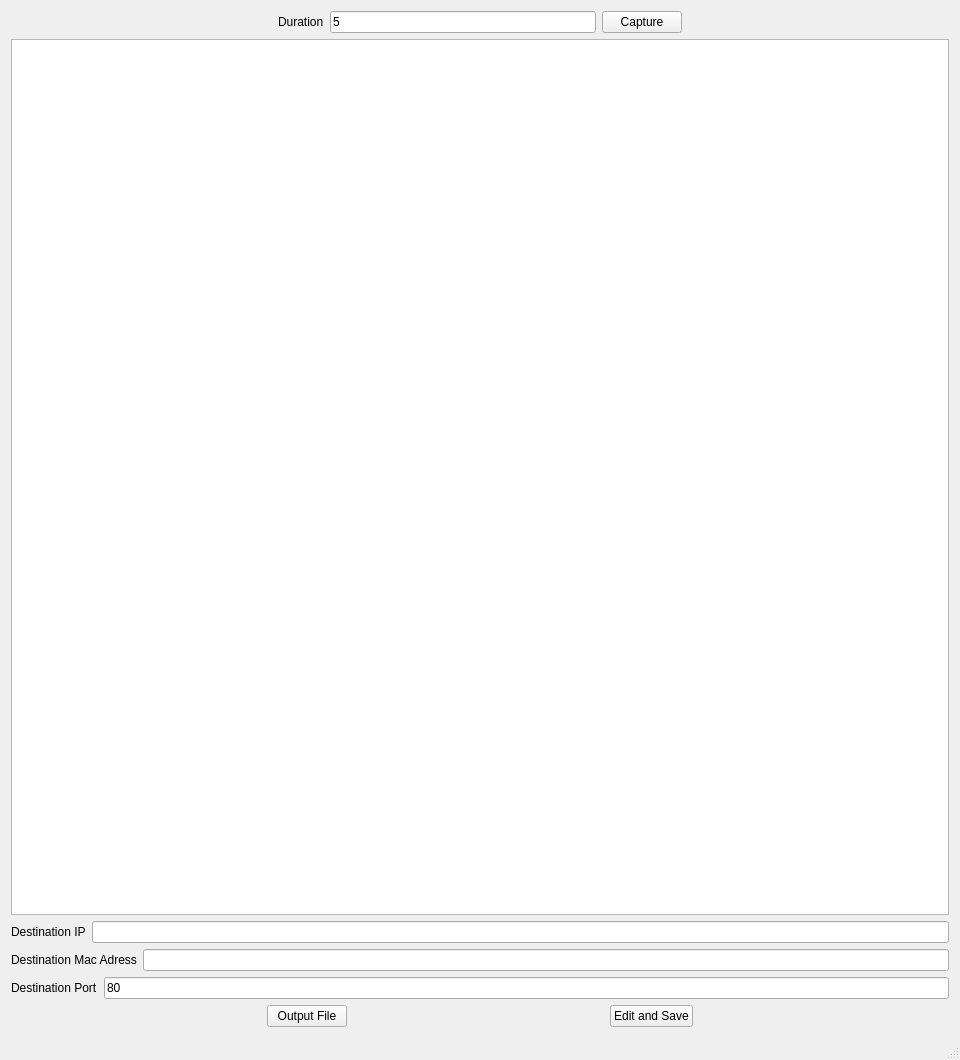
xQsme/SRC_Packets, file mainwindow.ui: the form before one commit.
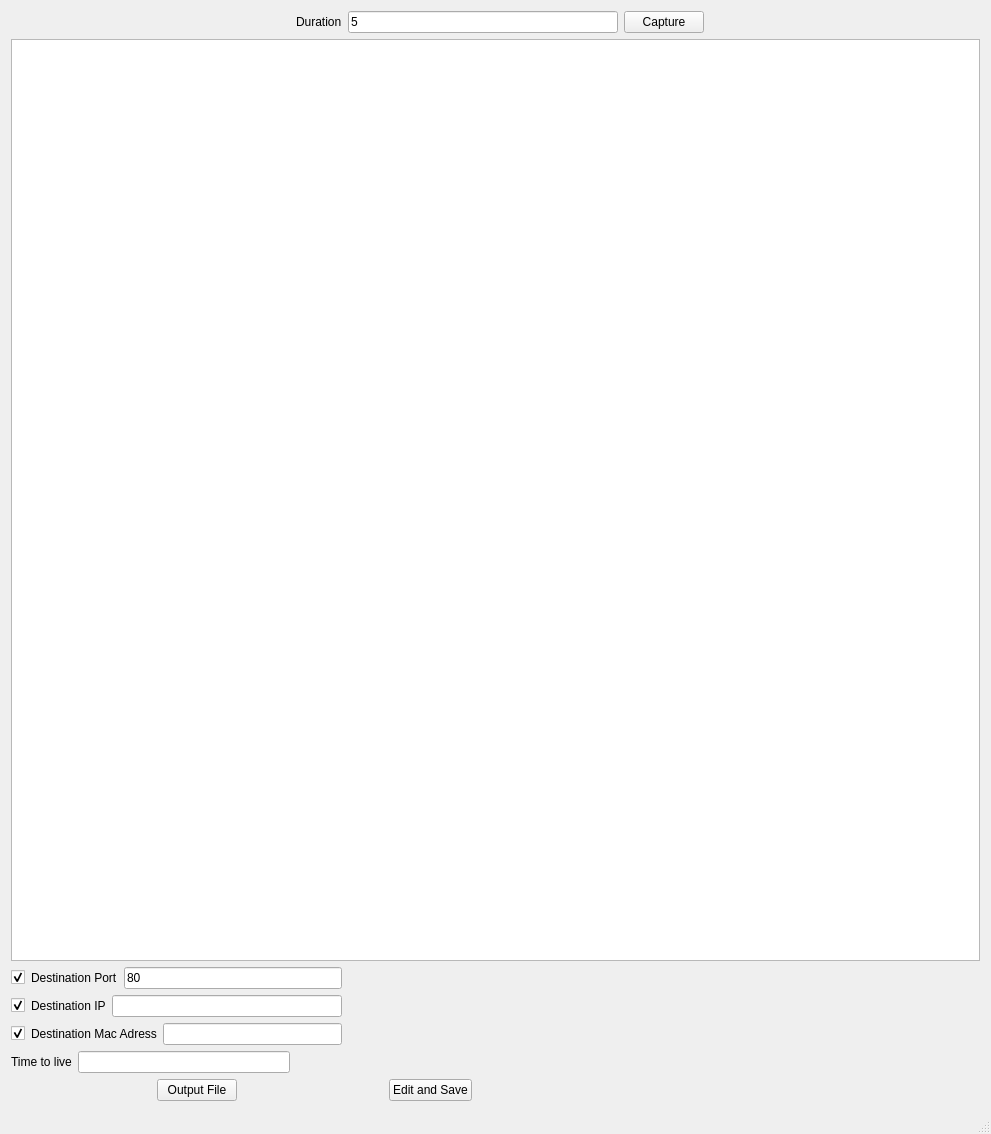
The form after the commit.

Commit message: Alteracao da vista

Patch:
```diff
--- a/mainwindow.ui
+++ b/mainwindow.ui
@@ -6,73 +6,102 @@
    <rect>
     <x>0</x>
     <y>0</y>
-    <width>960</width>
-    <height>1060</height>
+    <width>991</width>
+    <height>1134</height>
    </rect>
   </property>
   <property name="windowTitle">
    <string>MainWindow</string>
   </property>
   <widget class="QWidget" name="centralWidget">
-   <layout class="QHBoxLayout" name="horizontalLayout_6">
-    <item>
-     <layout class="QVBoxLayout" name="verticalLayout">
-      <item>
-       <layout class="QHBoxLayout" name="horizontalLayout">
-        <item>
+   <layout class="QGridLayout" name="gridLayout">
+    <item row="0" column="0">
          <spacer name="horizontalSpacer_2">
           <property name="orientation">
            <enum>Qt::Horizontal</enum>
           </property>
           <property name="sizeHint" stdset="0">
            <size>
-            <width>40</width>
+        <width>279</width>
             <height>20</height>
            </size>
           </property>
          </spacer>
         </item>
-        <item>
+    <item row="0" column="1">
          <widget class="QLabel" name="label">
           <property name="text">
            <string>Duration</string>
           </property>
          </widget>
         </item>
-        <item>
+    <item row="0" column="2">
          <widget class="QLineEdit" name="lineEdit">
           <property name="text">
            <string>5</string>
           </property>
          </widget>
         </item>
-        <item>
+    <item row="0" column="3">
          <widget class="QPushButton" name="buttonCapture">
           <property name="text">
            <string>Capture</string>
           </property>
          </widget>
         </item>
-        <item>
+    <item row="0" column="4">
          <spacer name="horizontalSpacer_5">
           <property name="orientation">
            <enum>Qt::Horizontal</enum>
           </property>
           <property name="sizeHint" stdset="0">
            <size>
-            <width>40</width>
+        <width>264</width>
             <height>20</height>
            </size>
           </property>
          </spacer>
         </item>
-       </layout>
-      </item>
-      <item>
-       <widget class="QTextBrowser" name="textBrowser"/>
-      </item>
-      <item>
+    <item row="2" column="0" colspan="2">
+     <layout class="QHBoxLayout" name="horizontalLayout_2">
+      <item>
+       <widget class="QCheckBox" name="checkPort">
+        <property name="text">
+         <string/>
+        </property>
+        <property name="checked">
+         <bool>true</bool>
+        </property>
+       </widget>
+      </item>
+      <item>
+       <widget class="QLabel" name="label_4">
+        <property name="text">
+         <string>Destination Port</string>
+        </property>
+       </widget>
+      </item>
+      <item>
+       <widget class="QLineEdit" name="editPort">
+        <property name="text">
+         <string>80</string>
+        </property>
+       </widget>
+      </item>
+     </layout>
+    </item>
+    <item row="3" column="0" colspan="2">
        <layout class="QHBoxLayout" name="horizontalLayout_4">
+      <item>
+       <widget class="QCheckBox" name="checkIP">
+        <property name="text">
+         <string/>
+        </property>
+        <property name="checked">
+         <bool>true</bool>
+        </property>
+       </widget>
+      </item>
         <item>
          <widget class="QLabel" name="label_2">
           <property name="text">
@@ -85,8 +114,18 @@
         </item>
        </layout>
       </item>
-      <item>
+    <item row="4" column="0" colspan="2">
        <layout class="QHBoxLayout" name="horizontalLayout_3">
+      <item>
+       <widget class="QCheckBox" name="checkMac">
+        <property name="text">
+         <string/>
+        </property>
+        <property name="checked">
+         <bool>true</bool>
+        </property>
+       </widget>
+      </item>
         <item>
          <widget class="QLabel" name="label_3">
           <property name="text">
@@ -99,25 +138,21 @@
         </item>
        </layout>
       </item>
+    <item row="5" column="0">
+     <layout class="QHBoxLayout" name="horizontalLayout">
       <item>
-       <layout class="QHBoxLayout" name="horizontalLayout_2">
-        <item>
-         <widget class="QLabel" name="label_4">
+       <widget class="QLabel" name="label_5">
           <property name="text">
-           <string>Destination Port</string>
+         <string>Time to live</string>
           </property>
          </widget>
         </item>
         <item>
-         <widget class="QLineEdit" name="editPort">
-          <property name="text">
-           <string>80</string>
-          </property>
-         </widget>
+       <widget class="QLineEdit" name="editTTL"/>
         </item>
        </layout>
       </item>
-      <item>
+    <item row="6" column="0" colspan="3">
        <layout class="QHBoxLayout" name="horizontalLayout_5">
         <item>
          <spacer name="horizontalSpacer_4">
@@ -174,7 +209,8 @@
         </item>
        </layout>
       </item>
-     </layout>
+    <item row="1" column="0" colspan="5">
+     <widget class="QTextBrowser" name="textBrowser"/>
     </item>
    </layout>
   </widget>
```
Lines whose indentation alone changed are shown as unchanged. The commit also changes 1 other file.
